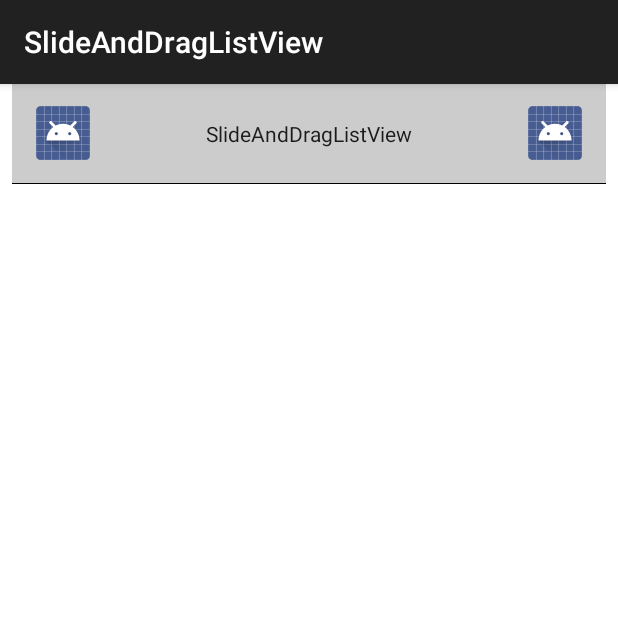
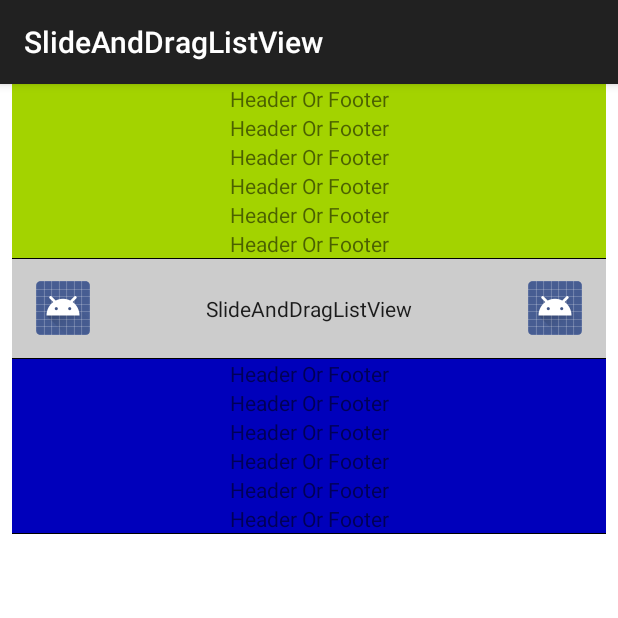
Before and after one commit to yydcdut/SlideAndDragListView, an Android app: the screen it shows after launch (DemoActivity), on a phone screen of 412 x 824 dp, the top half of it. Run offline under Robolectric (Android 15) with nearby library versions, the phone set to English and light mode, and no system bars.

Commit message:
fix header/footer slide bug

```diff
--- a/app/src/main/java/com/yydcdut/demo/DemoActivity.java
+++ b/app/src/main/java/com/yydcdut/demo/DemoActivity.java
@@ -29,6 +29,7 @@ public class DemoActivity extends AppCompatActivity implements SlideAndDragListV
 
     private Menu mMenu;
     private List<ApplicationInfo> mAppList;
+    private SlideAndDragListView<ApplicationInfo> mListView;
 
     @Override
     protected void onCreate(Bundle savedInstanceState) {
@@ -72,15 +73,20 @@ public class DemoActivity extends AppCompatActivity implements SlideAndDragListV
     }
 
     public void initUiAndListener() {
-        SlideAndDragListView listView = (SlideAndDragListView) findViewById(R.id.lv_edit);
-        listView.setMenu(mMenu);
-        listView.setAdapter(mAdapter);
-        listView.setOnListItemLongClickListener(this);
-        listView.setOnDragListener(this, mAppList);
-        listView.setOnListItemClickListener(this);
-        listView.setOnSlideListener(this);
-        listView.setOnMenuItemClickListener(this);
-        listView.setOnItemDeleteListener(this);
+        mListView = (SlideAndDragListView) findViewById(R.id.lv_edit);
+        View header = LayoutInflater.from(this).inflate(R.layout.item_header_footer, null);
+        View footer = LayoutInflater.from(this).inflate(R.layout.item_header_footer, null);
+        footer.setBackgroundColor(0xff0000bb);
+        mListView.addHeaderView(header);
+        mListView.addFooterView(footer);
+        mListView.setMenu(mMenu);
+        mListView.setAdapter(mAdapter);
+        mListView.setOnListItemLongClickListener(this);
+//        mListView.setOnDragListener(this, mAppList);
+        mListView.setOnListItemClickListener(this);
+        mListView.setOnSlideListener(this);
+        mListView.setOnMenuItemClickListener(this);
+        mListView.setOnItemDeleteListener(this);
     }
 
     private BaseAdapter mAdapter = new BaseAdapter() {
@@ -193,7 +199,8 @@ public class DemoActivity extends AppCompatActivity implements SlideAndDragListV
 
     @Override
     public void onItemDelete(View view, int position) {
-        mAppList.remove(position);
+        mAppList.remove(position - mListView.getHeaderViewsCount());
         mAdapter.notifyDataSetChanged();
     }
+
 }
--- /dev/null
+++ b/app/src/main/res/layout/item_header_footer.xml
@@ -0,0 +1,50 @@
+<?xml version="1.0" encoding="utf-8"?>
+<LinearLayout xmlns:android="http://schemas.android.com/apk/res/android"
+              android:layout_width="match_parent"
+              android:layout_height="match_parent"
+              android:background="#a3d300"
+              android:orientation="vertical">
+
+    <TextView
+        android:layout_width="match_parent"
+        android:layout_height="wrap_content"
+        android:layout_gravity="center"
+        android:gravity="center"
+        android:text="Header Or Footer"/>
+
+    <TextView
+        android:layout_width="match_parent"
+        android:layout_height="wrap_content"
+        android:layout_gravity="center"
+        android:gravity="center"
+        android:text="Header Or Footer"/>
+
+    <TextView
+        android:layout_width="match_parent"
+        android:layout_height="wrap_content"
+        android:layout_gravity="center"
+        android:gravity="center"
+        android:text="Header Or Footer"/>
+
+    <TextView
+        android:layout_width="match_parent"
+        android:layout_height="wrap_content"
+        android:layout_gravity="center"
+        android:gravity="center"
+        android:text="Header Or Footer"/>
+
+    <TextView
+        android:layout_width="match_parent"
+        android:layout_height="wrap_content"
+        android:layout_gravity="center"
+        android:gravity="center"
+        android:text="Header Or Footer"/>
+
+    <TextView
+        android:layout_width="match_parent"
+        android:layout_height="wrap_content"
+        android:layout_gravity="center"
+        android:gravity="center"
+        android:text="Header Or Footer"/>
+
+</LinearLayout>
```
Also changed, not shown: app/src/main/java/com/yydcdut/demo/NormalActivity.java (added, +93 -0 lines), app/src/main/res/layout/activity_listview.xml (added, +13 -0 lines), sdlv/src/main/java/com/yydcdut/sdlv/SlideAndDragListView.java (+12 -27 lines).
